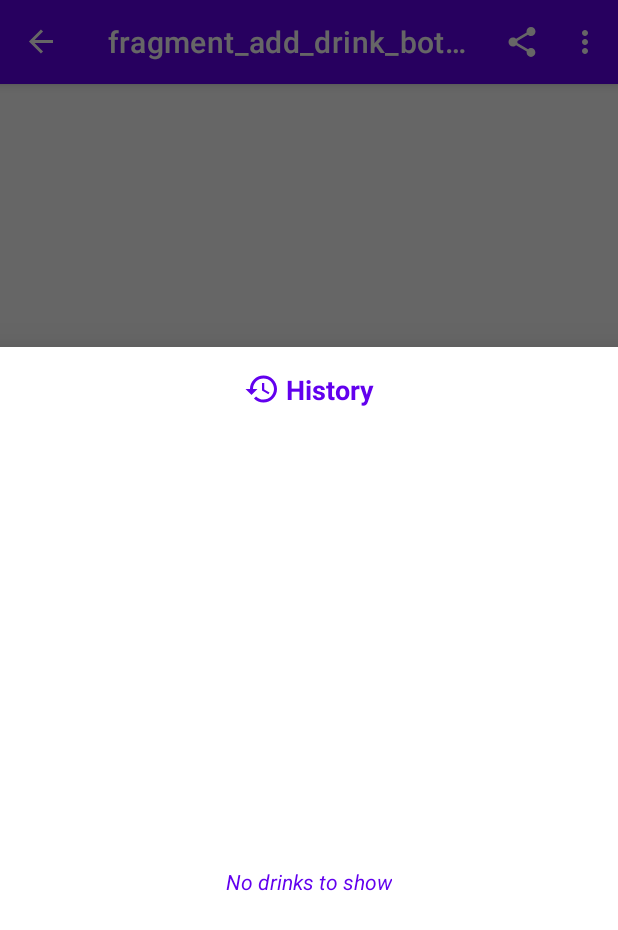
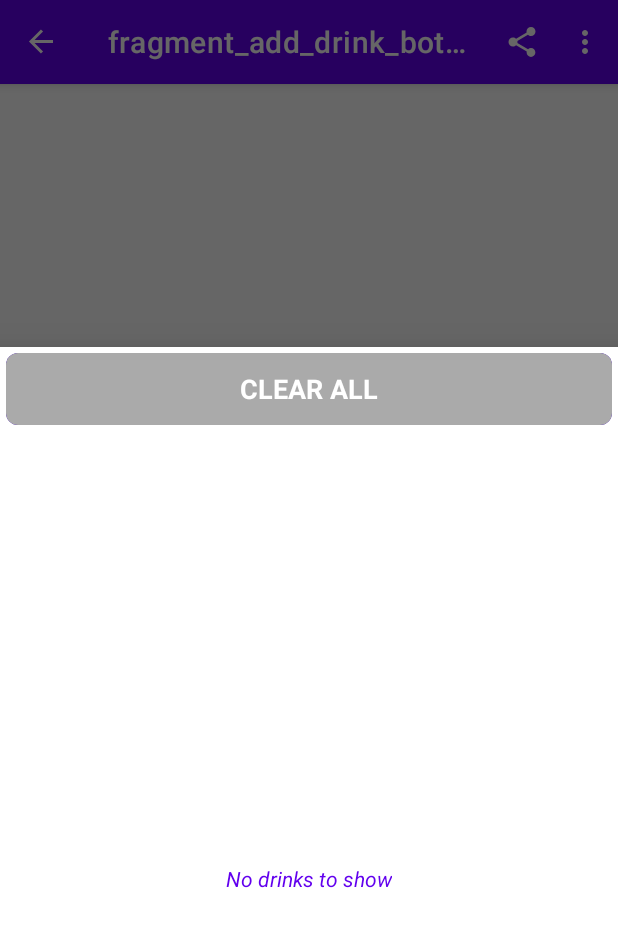
Before and after one commit to SameerShelarr/BloodAlcoholCalculator, an Android app: the BACalculatorFragment screen opened through its navigation route, after a tap on "History", on a phone screen of 412 x 824 dp. Shown: the top 930 px of the screen. Run offline under Robolectric (Android 15) with nearby library versions, the phone set to English and light mode, and no system bars; our stand-ins replace Dagger/Hilt's generated code, Room's generated code, navigation-ui; 9 statements that could not run were skipped.

Commit message:
Added changes in the "Add" button background, Added clear all added drinks button in Drinks history screen.

```diff
--- a/app/src/main/java/com/sameershelar/bloodalcoholcalculator/ui/AddDrinkAndDrinkHistoryBottomSheetDialog.kt
+++ b/app/src/main/java/com/sameershelar/bloodalcoholcalculator/ui/AddDrinkAndDrinkHistoryBottomSheetDialog.kt
@@ -9,6 +9,7 @@ import android.view.ViewGroup
 import androidx.appcompat.widget.SearchView
 import androidx.constraintlayout.widget.ConstraintLayout
 import androidx.constraintlayout.widget.ConstraintSet
+import androidx.core.content.ContextCompat
 import androidx.core.view.isVisible
 import androidx.fragment.app.viewModels
 import androidx.lifecycle.lifecycleScope
@@ -59,14 +60,18 @@ class AddDrinkAndDrinkHistoryBottomSheetDialog : BottomSheetDialogFragment(),
                 horizontalScrollView.isVisible = false
                 selectStartTimeLayout.isVisible = false
 
-                drinksHistoryTitleText.isVisible = true
+                clearAllAddedDrinksButton.isVisible = true
+
+                clearAllAddedDrinksButton.setOnClickListener {
+                    viewModel.deleteAllAddedDrinks()
+                }
 
                 val constraintSetForRecyclerView = ConstraintSet()
                 constraintSetForRecyclerView.clone(addDrinkBottomSheetLayout)
                 constraintSetForRecyclerView.connect(
                     drinksRecyclerViewScrollView.id,
                     ConstraintSet.TOP,
-                    drinksHistoryTitleText.id,
+                    clearAllAddedDrinksButton.id,
                     ConstraintSet.BOTTOM,
                     0
                 )
@@ -85,10 +90,21 @@ class AddDrinkAndDrinkHistoryBottomSheetDialog : BottomSheetDialogFragment(),
                     if (addedDrinks.isEmpty()) {
                         drinksProgressBar.isVisible = false
                         drinksHistoryEmptyText.isVisible = true
+                        clearAllAddedDrinksButton.isEnabled = false
+                        clearAllAddedDrinksButton.background = ContextCompat.getDrawable(
+                            requireContext(),
+                            R.drawable.button_background_disabled
+                        )
+
                         adapter.setData(listOf())
                     } else {
                         drinksProgressBar.isVisible = false
                         drinksHistoryEmptyText.isVisible = false
+                        clearAllAddedDrinksButton.isEnabled = true
+                        clearAllAddedDrinksButton.background = ContextCompat.getDrawable(
+                            requireContext(),
+                            R.drawable.button_background
+                        )
 
                         adapter.setData(getDrinksFromAddedDrinksList(addedDrinks))
 
@@ -106,7 +122,7 @@ class AddDrinkAndDrinkHistoryBottomSheetDialog : BottomSheetDialogFragment(),
                 horizontalScrollView.isVisible = true
                 selectStartTimeLayout.isVisible = true
 
-                drinksHistoryTitleText.isVisible = false
+                clearAllAddedDrinksButton.isVisible = false
 
                 adapter = DrinksListAdapter(arrayListOf(), false)
 
--- a/app/src/main/java/com/sameershelar/bloodalcoholcalculator/vm/AddDrinksAndDrinksHistoryViewModel.kt
+++ b/app/src/main/java/com/sameershelar/bloodalcoholcalculator/vm/AddDrinksAndDrinksHistoryViewModel.kt
@@ -105,4 +105,8 @@ class AddDrinksAndDrinksHistoryViewModel @Inject constructor(
     sealed class AddDrinkEvent {
         data class ShowSelectDrinkSnack(val message: String) : AddDrinkEvent()
     }
+
+    fun deleteAllAddedDrinks() = viewModelScope.launch {
+        addedDrinkDao.deleteAll()
+    }
 }
--- a/app/src/main/java/com/sameershelar/bloodalcoholcalculator/vm/BACalculatorViewModel.kt
+++ b/app/src/main/java/com/sameershelar/bloodalcoholcalculator/vm/BACalculatorViewModel.kt
@@ -14,7 +14,7 @@ import javax.inject.Inject
 @HiltViewModel
 class BACalculatorViewModel @Inject constructor(
     private val preferencesManager: PreferencesManager,
-    private val addedDrinkDao: AddedDrinkDao,
+    addedDrinkDao: AddedDrinkDao,
 ) : ViewModel() {
 
     private val bacMutableLive: MutableLiveData<Double> = MutableLiveData()
@@ -29,10 +29,6 @@ class BACalculatorViewModel @Inject constructor(
 
     fun updateIsPreferencesSelected(isPreferencesSelected: Boolean) = viewModelScope.launch {
         preferencesManager.setPreferenceSelected(isPreferencesSelected)
-    }
-
-    fun deleteAllAddedDrinks() = viewModelScope.launch {
-        addedDrinkDao.deleteAll()
     }
 
     fun calculateAndShowBACAndTimeUntilSober(addedDrinks: List<AddedDrink>) {
--- /dev/null
+++ b/app/src/main/res/drawable-v21/button_background.xml
@@ -0,0 +1,21 @@
+<?xml version="1.0" encoding="utf-8"?>
+<ripple xmlns:android="http://schemas.android.com/apk/res/android"
+    android:color="@color/design_default_color_primary_dark">
+    <item android:id="@+id/mask">
+        <shape android:shape="rectangle">
+            <solid android:color="@color/design_default_color_primary_dark" />
+            <corners android:radius="8dp" />
+        </shape>
+    </item>
+
+    <item android:id="@android:id/background">
+        <shape android:shape="rectangle">
+            <gradient
+                android:angle="90"
+                android:endColor="@color/design_default_color_primary"
+                android:startColor="@color/design_default_color_primary"
+                android:type="linear" />
+            <corners android:radius="8dp" />
+        </shape>
+    </item>
+</ripple>
--- /dev/null
+++ b/app/src/main/res/drawable-v24/button_background_disabled.xml
@@ -0,0 +1,21 @@
+<?xml version="1.0" encoding="utf-8"?>
+<ripple xmlns:android="http://schemas.android.com/apk/res/android"
+    android:color="@color/design_default_color_primary_dark">
+    <item android:id="@+id/mask">
+        <shape android:shape="rectangle">
+            <solid android:color="@color/design_default_color_primary_dark" />
+            <corners android:radius="8dp" />
+        </shape>
+    </item>
+
+    <item android:id="@android:id/background">
+        <shape android:shape="rectangle">
+            <gradient
+                android:angle="90"
+                android:endColor="@color/grey"
+                android:startColor="@color/grey"
+                android:type="linear" />
+            <corners android:radius="8dp" />
+        </shape>
+    </item>
+</ripple>
--- a/app/src/main/res/layout/fragment_add_drink_and_drink_history_bottom_sheet_dialog.xml
+++ b/app/src/main/res/layout/fragment_add_drink_and_drink_history_bottom_sheet_dialog.xml
@@ -14,23 +14,6 @@
         android:visibility="visible">
 
         <androidx.appcompat.widget.AppCompatTextView
-            android:id="@+id/drinks_history_title_text"
-            android:layout_width="wrap_content"
-            android:layout_height="wrap_content"
-            android:drawableStart="@drawable/ic_history"
-            android:drawableLeft="@drawable/ic_history"
-            android:drawablePadding="4dp"
-            android:padding="16dp"
-            android:text="@string/history"
-            android:textAppearance="@style/TextAppearance.AppCompat.Medium"
-            android:textColor="@color/design_default_color_primary"
-            android:textStyle="bold"
-            android:visibility="gone"
-            app:layout_constraintEnd_toEndOf="parent"
-            app:layout_constraintStart_toStartOf="parent"
-            app:layout_constraintTop_toTopOf="parent" />
-
-        <androidx.appcompat.widget.AppCompatTextView
             android:id="@+id/drinks_history_empty_text"
             android:layout_width="wrap_content"
             android:layout_height="wrap_content"
@@ -41,20 +24,39 @@
             app:layout_constraintBottom_toBottomOf="parent"
             app:layout_constraintEnd_toEndOf="parent"
             app:layout_constraintStart_toStartOf="parent"
-            app:layout_constraintTop_toBottomOf="@+id/drinks_history_title_text" />
+            app:layout_constraintTop_toBottomOf="@+id/clear_all_added_drinks_button" />
 
-        <Button
+        <androidx.appcompat.widget.AppCompatButton
             android:id="@+id/add_drink_button"
-            style="@style/Widget.MaterialComponents.Button.TextButton"
             android:layout_width="match_parent"
             android:layout_height="wrap_content"
+            android:layout_margin="4dp"
+            android:layout_marginTop="4dp"
+            android:background="@drawable/button_background"
             android:text="@string/add"
             android:textAllCaps="true"
             android:textAppearance="@style/TextAppearance.AppCompat.Medium"
+            android:textColor="@color/white"
             android:textStyle="bold"
             app:layout_constraintEnd_toEndOf="parent"
             app:layout_constraintStart_toStartOf="parent"
             app:layout_constraintTop_toTopOf="parent" />
+
+        <androidx.appcompat.widget.AppCompatButton
+            android:id="@+id/clear_all_added_drinks_button"
+            android:layout_width="match_parent"
+            android:layout_height="wrap_content"
+            android:layout_margin="4dp"
+            android:background="@drawable/button_background"
+            android:text="@string/clear_all"
+            android:textAllCaps="true"
+            android:textAppearance="@style/TextAppearance.AppCompat.Medium"
+            android:textColor="@color/white"
+            android:textStyle="bold"
+            android:visibility="gone"
+            app:layout_constraintEnd_toEndOf="parent"
+            app:layout_constraintStart_toStartOf="parent"
+            app:layout_constraintTop_toBottomOf="@+id/add_drink_button" />
 
         <androidx.appcompat.widget.LinearLayoutCompat
             android:id="@+id/select_qty_layout"
@@ -64,6 +66,7 @@
             android:paddingTop="4dp"
             android:paddingEnd="8dp"
             android:paddingBottom="4dp"
+            android:layout_marginTop="8dp"
             app:layout_constraintEnd_toEndOf="parent"
             app:layout_constraintStart_toStartOf="parent"
             app:layout_constraintTop_toBottomOf="@+id/add_drink_button">
@@ -93,7 +96,8 @@
                 android:layout_margin="8dp"
                 android:gravity="center"
                 android:text="1"
-                android:textStyle="bold" />
+                android:textStyle="bold"
+                tools:ignore="HardcodedText" />
 
             <androidx.appcompat.widget.AppCompatImageView
                 android:id="@+id/increment_qty_button"
@@ -142,7 +146,8 @@
                 android:layout_margin="8dp"
                 android:gravity="center"
                 android:text="0"
-                android:textStyle="bold" />
+                android:textStyle="bold"
+                tools:ignore="HardcodedText" />
 
             <androidx.appcompat.widget.AppCompatImageView
                 android:id="@+id/increment_start_time_button"
--- a/app/src/main/res/values/strings.xml
+++ b/app/src/main/res/values/strings.xml
@@ -36,4 +36,5 @@
     <string name="about_text">A simple app for calculating approximate blood alcohol content according to weight, gender and drinks consumed.</string>
     <string name="contact_developer">Contact Developer</string>
     <string name="email_id_of_developer">workingshelar@gmail.com</string>
+    <string name="clear_all">Clear All</string>
 </resources>
```
